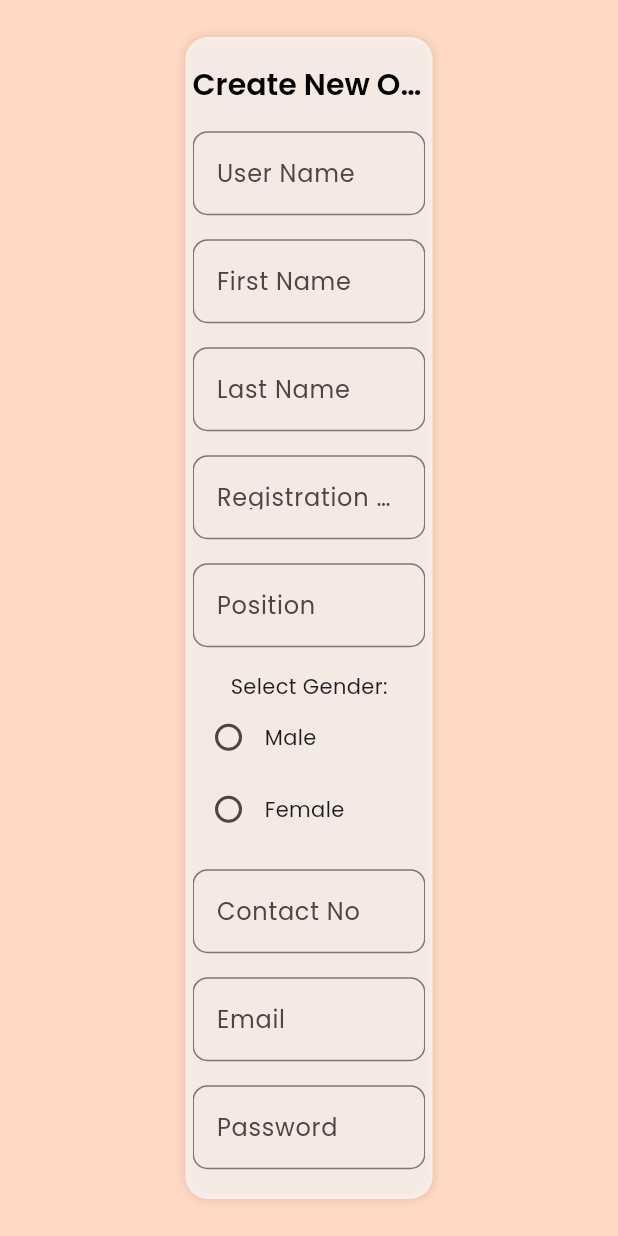
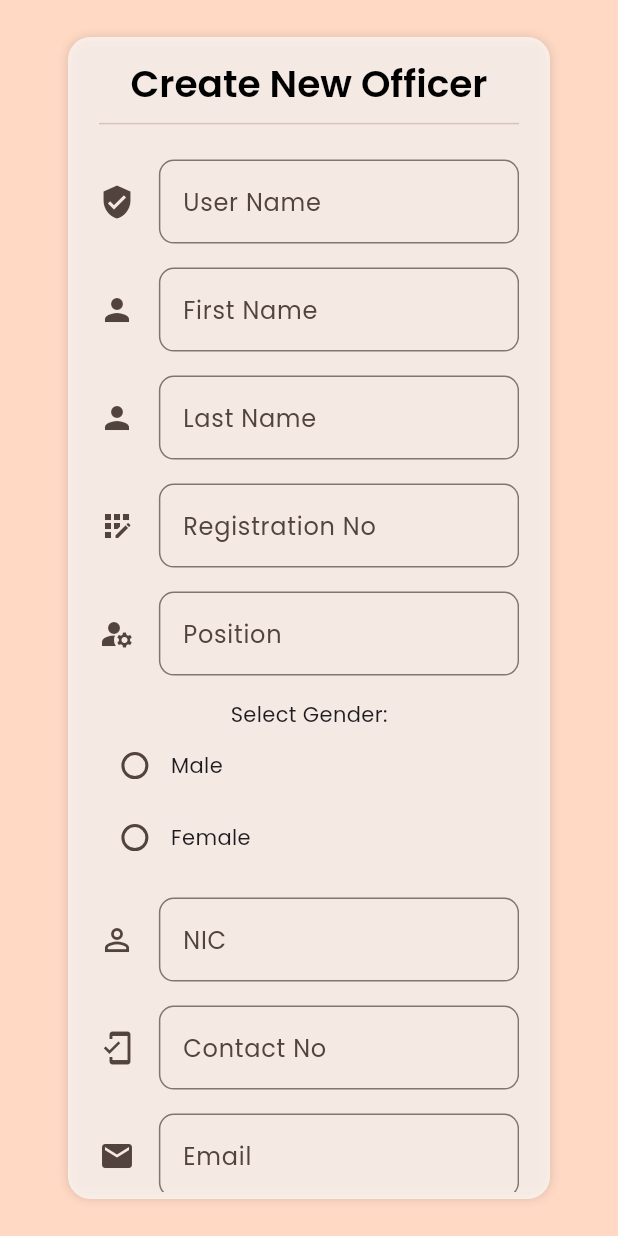
Before and after one commit to Randil-Hasanga/third_year_project_web_team_14, a Flutter app: the CreateOfficerPage screen opened directly, on a phone screen of 412 x 824 dp. Run offline on Flutter 3.47's test engine with Material 3 defaults, Android fonts, the phone set to English and light mode, and no system bars; our stand-ins replace cloud_firestore, file_picker, firebase_auth, firebase_core, firebase_storage, flutter_image_compress and 4 more; missing offline and left inert: dart:html, emailjs; accounts and stored records are empty.

Commit message:
officer page
add field and some modification

```diff
--- a/jms_desktop/lib/pages/create_officer_page.dart
+++ b/jms_desktop/lib/pages/create_officer_page.dart
@@ -1,5 +1,3 @@
-import 'dart:convert';
-
 import 'package:firebase_auth/firebase_auth.dart';
 import 'package:flutter/cupertino.dart';
 import 'package:flutter/material.dart';
@@ -36,6 +34,7 @@ class _CreateOfficerPageState extends State<CreateOfficerPage> {
       _selectedGender,
       _contactNo,
       _email,
+      _nic,
       _password,
       _confirmPassword;
 
@@ -80,6 +79,7 @@ class _CreateOfficerPageState extends State<CreateOfficerPage> {
             'position': _possition,
             'gender': _selectedGender,
             'contact': _contactNo,
+            'nic': _nic,
             'email': _email,
             'registered_date': FieldValue.serverTimestamp(),
             'disabled': false,
@@ -113,6 +113,7 @@ class _CreateOfficerPageState extends State<CreateOfficerPage> {
       _possition = null;
       _contactNo = null;
       _email = null;
+      _nic = null;
       _password = null;
       _confirmPassword = null;
       _selectedGender = null;
@@ -132,16 +133,16 @@ class _CreateOfficerPageState extends State<CreateOfficerPage> {
     return Scaffold(
       body: Container(
         margin: EdgeInsets.only(
-          left: _deviceWidth! * 0.3,
+          left: _deviceWidth! * 0.11,
           bottom: _deviceHeight! * 0.03,
           top: _deviceHeight! * 0.03,
-          right: _deviceWidth! * 0.3,
+          right: _deviceWidth! * 0.11,
         ),
         padding: EdgeInsets.only(
-          top: _widthXheight! * 0.7,
-          left: _widthXheight! * 0.7,
+          top: _widthXheight! * 0.1,
+          left: _deviceWidth! * 0.05,
           bottom: _widthXheight! * 0.7,
-          right: _widthXheight! * 0.7,
+          right: _deviceWidth! * 0.05,
         ),
         decoration: BoxDecoration(
           color: cardBackgroundColor,
@@ -163,7 +164,8 @@ class _CreateOfficerPageState extends State<CreateOfficerPage> {
                   height: 12.0,
                 ),
                 _richTextWidget!.simpleText(
-                    "Create New Officer", 20, Colors.black, FontWeight.w600),
+                    "Create New Officer", 25, Colors.black, FontWeight.w600),
+                Divider(),
                 const SizedBox(
                   height: 16.0,
                 ),
@@ -182,6 +184,7 @@ class _CreateOfficerPageState extends State<CreateOfficerPage> {
                   },
                   decoration: InputDecoration(
                     labelText: 'User Name',
+                    icon: Icon(Icons.verified_user),
                     border: OutlineInputBorder(
                       borderRadius: BorderRadius.circular(10.0),
                     ),
@@ -205,6 +208,7 @@ class _CreateOfficerPageState extends State<CreateOfficerPage> {
                   },
                   decoration: InputDecoration(
                     labelText: 'First Name',
+                    icon: Icon(Icons.person),
                     border: OutlineInputBorder(
                       borderRadius: BorderRadius.circular(10.0),
                     ),
@@ -228,6 +232,7 @@ class _CreateOfficerPageState extends State<CreateOfficerPage> {
                   },
                   decoration: InputDecoration(
                     labelText: 'Last Name',
+                    icon: Icon(Icons.person),
                     border: OutlineInputBorder(
                       borderRadius: BorderRadius.circular(10.0),
                     ),
@@ -251,6 +256,7 @@ class _CreateOfficerPageState extends State<CreateOfficerPage> {
                   },
                   decoration: InputDecoration(
                     labelText: 'Registration No',
+                    icon: Icon(Icons.app_registration),
                     border: OutlineInputBorder(
                       borderRadius: BorderRadius.circular(10.0),
                     ),
@@ -260,6 +266,7 @@ class _CreateOfficerPageState extends State<CreateOfficerPage> {
                   height: 16.0,
                 ),
                 //position feild
+
                 TextFormField(
                   onSaved: (_value) {
                     setState(() {
@@ -274,6 +281,7 @@ class _CreateOfficerPageState extends State<CreateOfficerPage> {
                   },
                   decoration: InputDecoration(
                     labelText: 'Position',
+                    icon: Icon(Icons.manage_accounts),
                     border: OutlineInputBorder(
                       borderRadius: BorderRadius.circular(10.0),
                     ),
@@ -315,6 +323,30 @@ class _CreateOfficerPageState extends State<CreateOfficerPage> {
                 const SizedBox(
                   height: 16.0,
                 ),
+                //NIC field
+                TextFormField(
+                  onSaved: (_value) {
+                    setState(() {
+                      _nic = _value!;
+                    });
+                  },
+                  validator: (_value) {
+                    if (_value == null || _value.isEmpty) {
+                      return 'Please enter NIC card number';
+                    }
+                    return null;
+                  },
+                  decoration: InputDecoration(
+                    labelText: 'NIC',
+                    icon: Icon(Icons.perm_identity),
+                    border: OutlineInputBorder(
+                      borderRadius: BorderRadius.circular(10.0),
+                    ),
+                  ),
+                ),
+                const SizedBox(
+                  height: 16.0,
+                ),
                 //Contact field
                 TextFormField(
                   onSaved: (_value) {
@@ -335,6 +367,7 @@ class _CreateOfficerPageState extends State<CreateOfficerPage> {
                   },
                   decoration: InputDecoration(
                     labelText: 'Contact No',
+                    icon: Icon(Icons.mobile_friendly),
                     border: OutlineInputBorder(
                       borderRadius: BorderRadius.circular(10.0),
                     ),
@@ -364,6 +397,7 @@ class _CreateOfficerPageState extends State<CreateOfficerPage> {
                   },
                   decoration: InputDecoration(
                     labelText: 'Email',
+                    icon: Icon(Icons.email),
                     border: OutlineInputBorder(
                       borderRadius: BorderRadius.circular(10.0),
                     ),
@@ -375,9 +409,10 @@ class _CreateOfficerPageState extends State<CreateOfficerPage> {
                 // Password field
                 TextFormField(
                   focusNode: _passwordFocusNode,
-                  // obscureText: true, // Hides the text for security
+                  //obscureText: true, // Hides the text for security
                   decoration: InputDecoration(
                     labelText: "Password",
+                    icon: Icon(Icons.password),
                     border: OutlineInputBorder(
                       borderRadius: BorderRadius.circular(10.0),
                     ),
@@ -402,9 +437,10 @@ class _CreateOfficerPageState extends State<CreateOfficerPage> {
                 // confirm password field
                 TextFormField(
                   focusNode: _confirmpasswordFocusNode,
-                  // obscureText: true, // Hides the text for security
+                  //obscureText: true, // Hides the text for security
                   decoration: InputDecoration(
                     labelText: "Confirm Password",
+                    icon: Icon(Icons.password_outlined),
                     border: OutlineInputBorder(
                       borderRadius: BorderRadius.circular(10.0),
                     ),
@@ -414,10 +450,6 @@ class _CreateOfficerPageState extends State<CreateOfficerPage> {
                     if (_value == null || _value.isEmpty) {
                       return 'Please confirm your password';
                     }
-                    // if (_value != _password) {
-                    //   return 'Passwords are  do not match';
-                    // }
-                    // return null;
                   },
                   onSaved: (_value) {
                     _confirmPassword = _value!;
@@ -427,10 +459,8 @@ class _CreateOfficerPageState extends State<CreateOfficerPage> {
                   height: 16.0,
                 ),
                 Row(
-                  // Using a Row to align buttons
                   children: [
                     Expanded(
-                      // Make each button take half the width
                       child: SizedBox(
                         height: 40,
                         child: ElevatedButton(
@@ -443,7 +473,7 @@ class _CreateOfficerPageState extends State<CreateOfficerPage> {
                         ),
                       ),
                     ),
-                    const SizedBox(width: 16.0), // Add spacing between buttons
+                    const SizedBox(width: 16.0),
                     Expanded(
                       child: SizedBox(
                         height: 40,
```
Also changed, not shown: jms_desktop/lib/pages/officers_page.dart (+14 -10 lines), jms_desktop/lib/pages/report_page.dart (+5 -3 lines), jms_desktop/lib/services/firebase_services.dart (+6 -4 lines).
